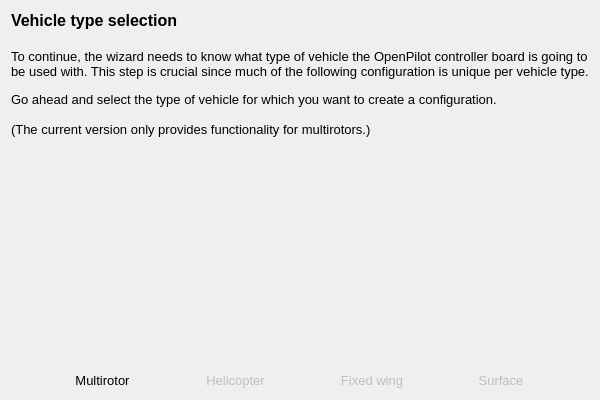
This is ground/openpilotgcs/src/plugins/setupwizard/pages/vehiclepage.ui in openpilot/OpenPilot as Qt 5 draws it before an edit. The edited form follows.
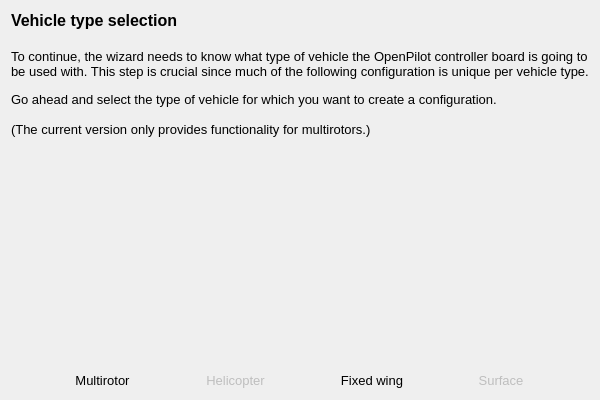
This is the edited form. Icons and pictures are not drawn.

What changed in the file:
```diff
--- a/ground/openpilotgcs/src/plugins/setupwizard/pages/vehiclepage.ui
+++ b/ground/openpilotgcs/src/plugins/setupwizard/pages/vehiclepage.ui
@@ -146,7 +146,7 @@
      <item>
       <widget class="QToolButton" name="fixedwingButton">
        <property name="enabled">
-        <bool>false</bool>
+        <bool>true</bool>
        </property>
        <property name="font">
         <font>
```
